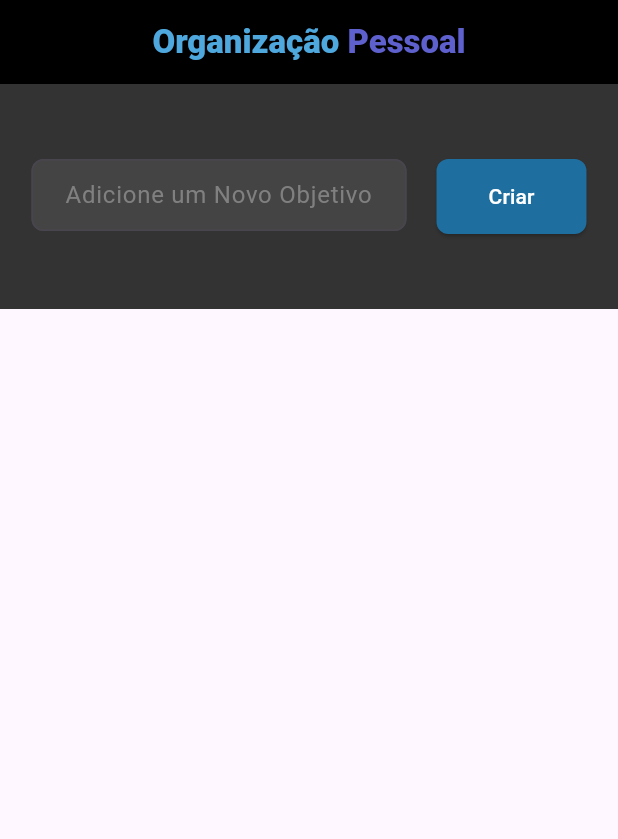
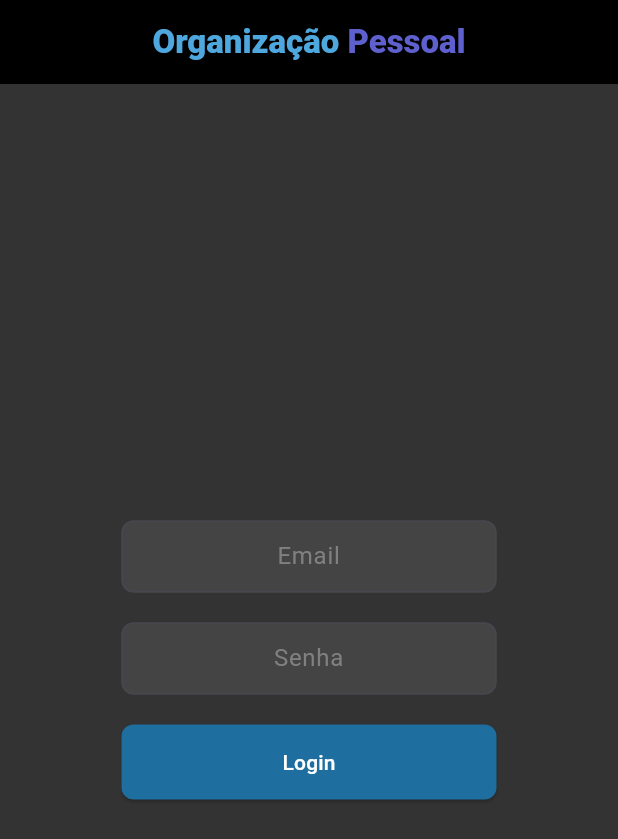
Before and after one commit to gabrielestefono/aplicativo_organizacao_pessoal, a Flutter app: the screen it shows after launch, on a phone screen of 412 x 824 dp. Shown: the top 839 px of the screen. Run offline on Flutter 3.47's test engine with Material 3 defaults, Android fonts, the phone set to English and light mode, and no system bars; our stand-ins replace dio, shared_preferences.

Commit message:
Criando Login

```diff
--- a/client/lib/main.dart
+++ b/client/lib/main.dart
@@ -1,4 +1,6 @@
 import 'package:client/pages/dashboard.dart';
+import 'package:client/pages/login.dart';
+import 'package:client/services/dio.dart';
 import 'package:flutter/material.dart';
 
 void main() {
@@ -13,6 +15,10 @@ class MyApp extends StatefulWidget {
 }
 
 class _MyAppState extends State<MyApp> {
+  void fazerLogin() {
+    setState(() {});
+  }
+
   @override
   void initState() {
     super.initState();
@@ -20,8 +26,23 @@ class _MyAppState extends State<MyApp> {
 
   @override
   Widget build(BuildContext context) {
-    return const MaterialApp(
-      home: Dashboard(),
+    return MaterialApp(
+      home: FutureBuilder<String>(
+        future: DioService().getToken(),
+        builder: (BuildContext context, AsyncSnapshot<String> snapshot) {
+          if (snapshot.connectionState == ConnectionState.done) {
+            if (snapshot.hasError) {
+              return Text('Erro: ${snapshot.error}');
+            } else if (snapshot.data == '') {
+              return Login(fazerLogin);
+            } else {
+              return const Dashboard();
+            }
+          } else {
+            return const CircularProgressIndicator();
+          }
+        },
+      ),
     );
   }
 }
--- /dev/null
+++ b/client/lib/pages/app_bar.dart
@@ -0,0 +1,23 @@
+import 'package:flutter/material.dart';
+
+class CustomAppBar extends StatelessWidget implements PreferredSizeWidget {
+  const CustomAppBar({super.key});
+
+  @override
+  Widget build(BuildContext context) {
+    return AppBar(
+      backgroundColor: const Color(0xFF000000),
+      centerTitle: true,
+      title: const Row(
+        mainAxisSize: MainAxisSize.min,
+        children: <Widget>[
+          Text("Organização ", style: TextStyle(color: Color(0XFF4EA8DE), fontWeight: FontWeight.w900)),
+          Text("Pessoal", style: TextStyle(color: Color(0XFF5E60CE), fontWeight: FontWeight.w900)),
+        ],
+      ),
+    );
+  }
+
+  @override
+  Size get preferredSize => const Size.fromHeight(kToolbarHeight);
+}
--- a/client/lib/pages/dashboard.dart
+++ b/client/lib/pages/dashboard.dart
@@ -1,4 +1,5 @@
 import 'package:client/classes/objetivos.dart';
+import 'package:client/pages/app_bar.dart';
 import 'package:client/services/dio.dart';
 import 'package:flutter/material.dart';
 
@@ -15,34 +16,24 @@ class _DashboardState extends State<Dashboard> {
   @override
   void initState() {
     super.initState();
-    login().then((_) {
-      DioService().getObjetivos().then((_) {
-        setState(() {});
-      });
-    });
+    // DioService().removeToken();
   }
 
   Future<void> login() async {
-    await DioService().login();
+    // await DioService().login();
   }
 
   @override
   Widget build(BuildContext context) {
     return Scaffold(
-      appBar: AppBar(
-        backgroundColor: const Color(0xFF000000),
-        centerTitle: true,
-        title: const Row(
-          mainAxisSize: MainAxisSize.min,
-          children: <Widget>[
-            Text(style: TextStyle(color: Color(0XFF4EA8DE), fontWeight: FontWeight.w900), "Organização "),
-            Text(style: TextStyle(color: Color(0XFF5E60CE), fontWeight: FontWeight.w900), "Pessoal"),
-          ],
-        ),
-      ),
+      appBar: const CustomAppBar(),
       body: Container(
         decoration: const BoxDecoration(color: Color(0xFF333333)),
         child: SingleChildScrollView(
+          child: ConstrainedBox(
+            constraints: BoxConstraints(
+              minHeight: MediaQuery.of(context).size.height - 80,
+            ),
             child: Column(
               children: [
                 Row(
@@ -198,6 +189,7 @@ class _DashboardState extends State<Dashboard> {
             ),
           ),
         ),
+      ),
     );
   }
 }
--- /dev/null
+++ b/client/lib/pages/login.dart
@@ -0,0 +1,137 @@
+import 'package:client/pages/app_bar.dart';
+import 'package:client/services/dio.dart';
+import 'package:flutter/material.dart';
+
+class Login extends StatefulWidget {
+  final VoidCallback fazerLogin;
+  const Login(this.fazerLogin, {super.key});
+
+  @override
+  State<Login> createState() => _LoginState();
+}
+
+class _LoginState extends State<Login> {
+  bool _logginIn = false;
+  final _formKey = GlobalKey<FormState>();
+  String _email = "";
+  String _senha = "";
+
+  void tentarLogin() {
+    setState(() {
+      _logginIn = true;
+    });
+    if (_formKey.currentState!.validate()) {
+      DioService().login(_email, _senha).then((_) => widget.fazerLogin());
+    }
+  }
+
+  @override
+  Widget build(BuildContext context) {
+    return Scaffold(
+      appBar: const CustomAppBar(),
+      body: Container(
+        width: MediaQuery.of(context).size.height - 80,
+        decoration: const BoxDecoration(color: Color(0xFF333333)),
+        child: Center(
+          child: !_logginIn
+              ? Column(
+                  mainAxisAlignment: MainAxisAlignment.center,
+                  children: [
+                    Form(
+                      key: _formKey,
+                      child: Center(
+                        child: Column(
+                          children: [
+                            Container(
+                              width: 250,
+                              clipBehavior: Clip.none,
+                              child: TextFormField(
+                                validator: (value) {
+                                  if (value == null || value.isEmpty || !RegExp(r'^[\w-]+(\.[\w-]+)*@([\w-]+\.)+[a-zA-Z]{2,7}$').hasMatch(value)) {
+                                    return 'Por favor, insira um email válido';
+                                  }
+                                  _email = value;
+                                  return null;
+                                },
+                                keyboardType: TextInputType.emailAddress,
+                                textAlign: TextAlign.center,
+                                style: const TextStyle(color: Color(0xFFFFFFFF)),
+                                decoration: const InputDecoration(
+                                  contentPadding: EdgeInsets.symmetric(vertical: 10.0),
+                                  filled: true,
+                                  fillColor: Color(0xFF444444),
+                                  hintText: "Email",
+                                  hintStyle: TextStyle(
+                                    color: Color(0xFF808080),
+                                  ),
+                                  border: OutlineInputBorder(borderRadius: BorderRadius.all(Radius.circular(8))),
+                                ),
+                              ),
+                            ),
+                            Container(
+                              margin: const EdgeInsets.only(top: 20),
+                              child: Container(
+                                width: 250,
+                                clipBehavior: Clip.none,
+                                child: TextFormField(
+                                  validator: (value) {
+                                    if (value == null || value.isEmpty) {
+                                      return 'O campo senha deve ser preenchido';
+                                    }
+                                    _senha = value;
+                                    return null;
+                                  },
+                                  obscureText: true,
+                                  textAlign: TextAlign.center,
+                                  style: const TextStyle(color: Color(0xFFFFFFFF)),
+                                  decoration: const InputDecoration(
+                                    contentPadding: EdgeInsets.symmetric(vertical: 10.0),
+                                    filled: true,
+                                    fillColor: Color(0xFF444444),
+                                    hintText: "Senha",
+                                    hintStyle: TextStyle(
+                                      color: Color(0xFF808080),
+                                    ),
+                                    border: OutlineInputBorder(borderRadius: BorderRadius.all(Radius.circular(8))),
+                                  ),
+                                ),
+                              ),
+                            ),
+                          ],
+                        ),
+                      ),
+                    ),
+                    Container(
+                      height: 50,
+                      width: 250,
+                      margin: const EdgeInsets.only(top: 20),
+                      child: ElevatedButton(
+                        style: ButtonStyle(
+                          backgroundColor: MaterialStateProperty.all<Color>(
+                            const Color(0xFF1E6F9F),
+                          ),
+                          shape: MaterialStateProperty.all<RoundedRectangleBorder>(
+                            const RoundedRectangleBorder(
+                              borderRadius: BorderRadius.all(Radius.circular(8)),
+                            ),
+                          ),
+                        ),
+                        onPressed: tentarLogin,
+                        child: const Text(
+                          style: TextStyle(
+                            color: Color(0xFFFFFFFF),
+                          ),
+                          'Login',
+                        ),
+                      ),
+                    ),
+                  ],
+                )
+              : const CircularProgressIndicator(
+                  backgroundColor: Color(0xFF333333),
+                ),
+        ),
+      ),
+    );
+  }
+}
--- a/client/lib/services/dio.dart
+++ b/client/lib/services/dio.dart
@@ -1,6 +1,7 @@
 import 'package:client/classes/objetivo.dart';
 import 'package:client/classes/objetivos.dart';
 import 'package:dio/dio.dart';
+import 'package:shared_preferences/shared_preferences.dart';
 
 class DioService {
   DioService._();
@@ -13,36 +14,34 @@ class DioService {
 
   final Dio _dio = Dio();
   late String? _token;
-  final String _url = 'http://192.168.0.105:8000/api/';
+  final String _url = 'https://webestcoding.com.br/api/';
 
-  // Variáveis temporárias
-  final String _email = 'gabrielestefono@hotmail.com';
-  final String _senha = '12345678';
-  final String _nome = 'Gabriel Estefono';
-
-  Future<void> login() async {
+  Future<void> login(email, senha) async {
     try {
       Response response = await _dio.post(
         '${_url}login',
         data: {
-          'email': _email,
-          'password': _senha,
+          'email': email,
+          'password': senha,
         },
       );
-      _token = response.data['token'];
+      String _token = response.data['token'];
+      getObjetivos();
+      saveToken(_token);
     } on DioError catch (error) {
-      // Retornar para a tela de login
+      print("Errrrrrrrou");
+      print(error);
     }
   }
 
-  Future<void> registrar() async {
+  Future<void> registrar(email, senha, nome) async {
     try {
       Response response = await _dio.post(
         '${_url}registrar',
         data: {
-          'email': _email,
-          'password': _senha,
-          'name': _nome,
+          'email': email,
+          'password': senha,
+          'name': nome,
         },
       );
 
@@ -75,4 +74,26 @@ class DioService {
       print(error);
     }
   }
+
+  Future<String> getToken() async {
+    SharedPreferences prefs = await SharedPreferences.getInstance();
+    String? token = prefs.getString('token');
+    if (token != null) {
+      _token = token;
+      getObjetivos();
+      return token;
+    } else {
+      return '';
+    }
+  }
+
+  Future<void> saveToken(String token) async {
+    SharedPreferences prefs = await SharedPreferences.getInstance();
+    await prefs.setString('token', token).then((value) => print(_token));
+  }
+
+  Future<void> removeToken() async {
+    SharedPreferences prefs = await SharedPreferences.getInstance();
+    await prefs.remove('token');
+  }
 }
--- a/client/pubspec.yaml
+++ b/client/pubspec.yaml
@@ -31,7 +31,7 @@ dependencies:
   flutter:
     sdk: flutter
   dio: ^4.0.0
-
+  shared_preferences: ^2.0.8
 
   # The following adds the Cupertino Icons font to your application.
   # Use with the CupertinoIcons class for iOS style icons.
```
Also changed, not shown: client/lib/pages/register.dart (added, +132 -0 lines), client/pubspec.lock, 1 other file. Lines whose indentation alone changed are shown as unchanged.
